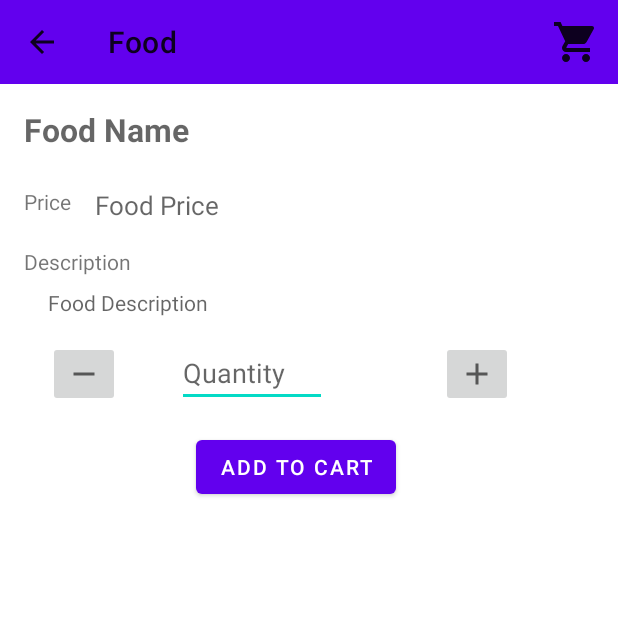
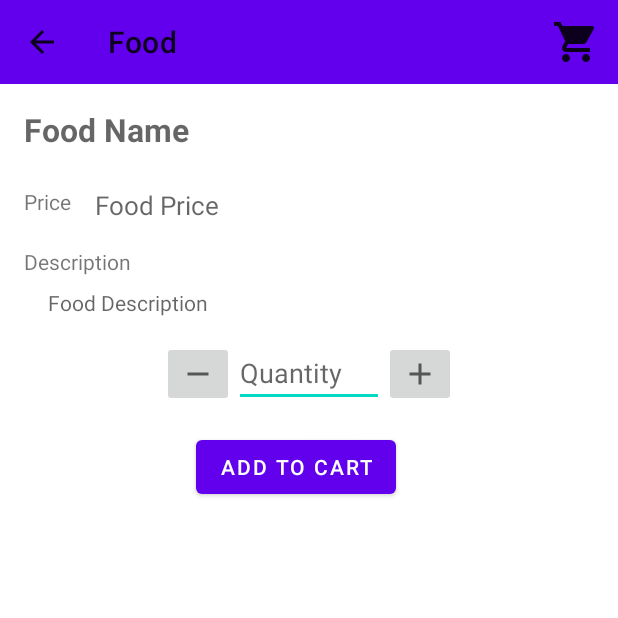
Before and after one commit to dakyboy/HungerWarrior, an Android app: the FoodActivity screen opened directly, with no data from a screen before it, on a phone screen of 412 x 824 dp, the top half of it. Run offline under Robolectric (Android 15) with nearby library versions, the phone set to English and light mode, and no system bars; our stand-ins replace Room's generated code, Volley; network calls fail.

```diff
--- a/app/build.gradle
+++ b/app/build.gradle
@@ -55,6 +55,9 @@ dependencies {
 
     implementation 'com.google.firebase:firebase-firestore'
 
+    implementation 'com.google.firebase:firebase-messaging'
+
+
     implementation 'com.github.bumptech.glide:glide:4.11.0'
     annotationProcessor 'com.github.bumptech.glide:compiler:4.11.0'
 
--- a/app/src/main/java/com/dakiiii/hungerwarrior/FoodViewModel.java
+++ b/app/src/main/java/com/dakiiii/hungerwarrior/FoodViewModel.java
@@ -26,4 +26,8 @@ public class FoodViewModel extends AndroidViewModel {
     public LiveData<List<Food>> getFoodListLiveData() {
         return eFoodListLiveData;
     }
+
+    public void getFoodsFromServer() {
+        eFoodRepo.refreshFoodsDb();
+    }
 }
--- a/app/src/main/java/com/dakiiii/hungerwarrior/MainActivity.java
+++ b/app/src/main/java/com/dakiiii/hungerwarrior/MainActivity.java
@@ -55,6 +55,8 @@ public class MainActivity extends AppCompatActivity {
             }
         });
 
+        eFoodViewModel.getFoodsFromServer();
+
     }
 
     @Override
--- a/app/src/main/java/com/dakiiii/hungerwarrior/OrderViewModel.java
+++ b/app/src/main/java/com/dakiiii/hungerwarrior/OrderViewModel.java
@@ -5,8 +5,6 @@ import android.app.Application;
 import androidx.annotation.NonNull;
 import androidx.lifecycle.AndroidViewModel;
 
-import com.dakiiii.hungerwarrior.model.Order;
-import com.dakiiii.hungerwarrior.model.OrderRequest;
 import com.dakiiii.hungerwarrior.networking.OrderRepo;
 
 public class OrderViewModel extends AndroidViewModel {
@@ -22,4 +20,6 @@ public class OrderViewModel extends AndroidViewModel {
     public void sendOrderRequest(){
         eOrderRepo.sendOrderRequest();
     }
+
+
 }
--- a/app/src/main/java/com/dakiiii/hungerwarrior/networking/FoodRepo.java
+++ b/app/src/main/java/com/dakiiii/hungerwarrior/networking/FoodRepo.java
@@ -45,6 +45,10 @@ public class FoodRepo {
         eFoodsData = eFoodDao.getAllFoodsLiveData();
 
 //        new saveFoodsToDbAsyncTask().execute();
+    }
+
+    public void refreshFoodsDb() {
+        getFoods(eVolleySingleton, eFoodDao);
     }
 
     //    get foods from hunger warrior api
--- a/app/src/main/res/layout/activity_food.xml
+++ b/app/src/main/res/layout/activity_food.xml
@@ -54,13 +54,12 @@
         android:id="@+id/editTextQuantity"
         android:layout_width="100dp"
         android:layout_height="0dp"
-        android:layout_marginStart="38dp"
-        android:layout_marginLeft="38dp"
         android:ems="10"
         android:hint="@string/quantity"
         android:inputType="number"
         app:layout_constraintBottom_toBottomOf="@+id/imageButtonMinus"
-        app:layout_constraintStart_toEndOf="@+id/imageButtonMinus"
+        app:layout_constraintEnd_toEndOf="parent"
+        app:layout_constraintStart_toStartOf="parent"
         app:layout_constraintTop_toTopOf="@+id/imageButtonMinus" />
 
     <TextView
@@ -115,12 +114,7 @@
         android:id="@+id/imageButtonAddQty"
         android:layout_width="wrap_content"
         android:layout_height="wrap_content"
-        android:layout_marginStart="38dp"
-        android:layout_marginLeft="38dp"
-        android:layout_marginEnd="32dp"
-        android:layout_marginRight="32dp"
         app:layout_constraintBottom_toBottomOf="@+id/editTextQuantity"
-        app:layout_constraintEnd_toEndOf="parent"
         app:layout_constraintStart_toEndOf="@+id/editTextQuantity"
         app:layout_constraintTop_toTopOf="@+id/editTextQuantity"
         app:srcCompat="@drawable/ic_baseline_add_24" />
@@ -129,11 +123,8 @@
         android:id="@+id/imageButtonMinus"
         android:layout_width="wrap_content"
         android:layout_height="wrap_content"
-        android:layout_marginStart="32dp"
-        android:layout_marginLeft="32dp"
         android:layout_marginTop="16dp"
         app:layout_constraintEnd_toStartOf="@+id/editTextQuantity"
-        app:layout_constraintStart_toStartOf="parent"
         app:layout_constraintTop_toBottomOf="@+id/textViewFoodDesc"
         app:srcCompat="@drawable/ic_baseline_remove_24" />
 
--- a/app/src/main/res/layout/activity_main.xml
+++ b/app/src/main/res/layout/activity_main.xml
@@ -26,6 +26,7 @@
         android:layout_marginEnd="16dp"
         android:layout_marginRight="16dp"
         android:layout_marginBottom="16dp"
+        android:background="#B9D9E8"
         app:layout_constraintBottom_toBottomOf="parent"
         app:layout_constraintEnd_toEndOf="parent"
         app:layout_constraintStart_toStartOf="@+id/textViewFoodsTitle"
```
Also changed, not shown: app/src/main/AndroidManifest.xml (+7 -0 lines), app/src/main/java/com/dakiiii/hungerwarrior/OrderActivity.java (+9 -5 lines), app/src/main/java/com/dakiiii/hungerwarrior/OrderTrackActivity.java (added, +16 -0 lines), app/src/main/java/com/dakiiii/hungerwarrior/networking/OrderRepo.java (+5 -5 lines), app/src/main/res/layout/activity_order_track.xml (added, +8 -0 lines).
